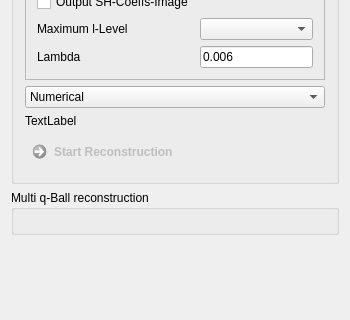
This is Plugins/org.mitk.gui.qt.diffusionimaging/src/internal/QmitkQBallReconstructionViewControls.ui in MITK/MITK as Qt 5 draws it before an edit; both pictures show x 0 to 350 and y 227 to 547 of the 350 by 844 pixel window. The edited form follows.
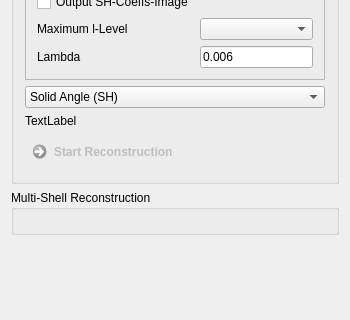
This is the edited form.

What changed in the file:
```diff
--- a/Plugins/org.mitk.gui.qt.diffusionimaging/src/internal/QmitkQBallReconstructionViewControls.ui
+++ b/Plugins/org.mitk.gui.qt.diffusionimaging/src/internal/QmitkQBallReconstructionViewControls.ui
@@ -176,7 +176,7 @@
       <item>
        <widget class="QComboBox" name="m_QBallReconstructionMethodComboBox">
         <property name="currentIndex">
-         <number>0</number>
+         <number>2</number>
         </property>
         <item>
          <property name="text">
@@ -256,7 +256,7 @@
       <bool>false</bool>
      </property>
      <property name="title">
-      <string>Multi q-Ball reconstruction</string>
+      <string>Multi-Shell Reconstruction</string>
      </property>
      <layout class="QVBoxLayout" name="verticalLayout_2"/>
     </widget>
```
Left out of the diff: 2 changed lines with no effect on the pictures.
